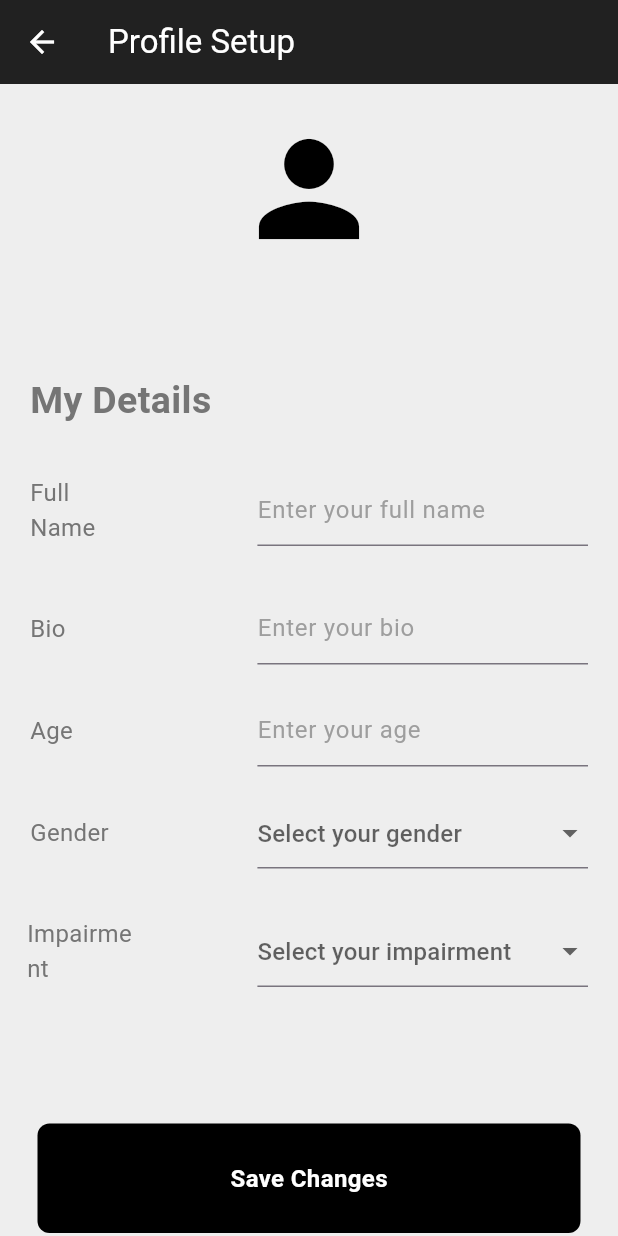
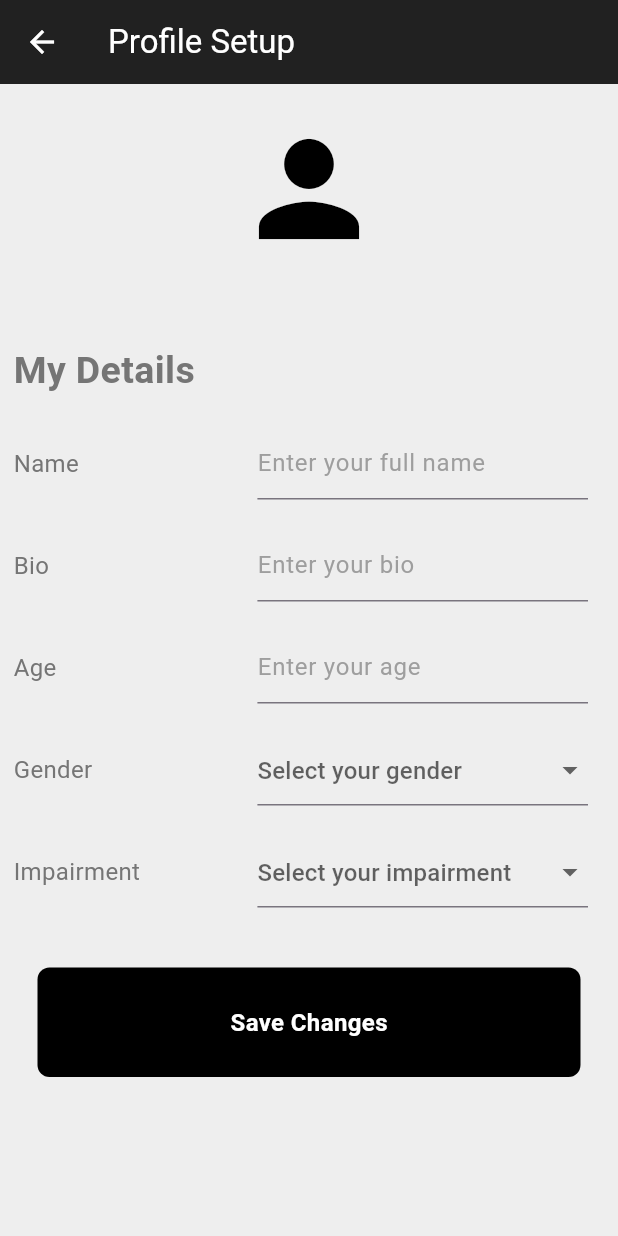
Before and after one commit to FIU-MOSAIC/wearableGestureRecognitionSystem, a Flutter app: the ProfilePage screen opened directly, on a phone screen of 412 x 824 dp. Run offline on Flutter 3.47's test engine with Material 3 defaults, Android fonts, the phone set to English and light mode, and no system bars; our stand-ins replace cloud_firestore, firebase_auth, firebase_core, google_sign_in; accounts and stored records are empty.

Commit message:
fixed iphone alignment

```diff
--- a/mobileApp/gesture_detection/lib/components/Drawer.dart
+++ b/mobileApp/gesture_detection/lib/components/Drawer.dart
@@ -41,7 +41,7 @@ class _MyDrawerState extends State<MyDrawer> {
             icon: Icons.run_circle,
             text: "A C T I V I T Y",
           ),
-          MyListTile(
+          const MyListTile(
             icon: Icons.contacts,
             text: "A B O U T   U S",
           ),
--- a/mobileApp/gesture_detection/lib/components/ProfileDropDown.dart
+++ b/mobileApp/gesture_detection/lib/components/ProfileDropDown.dart
@@ -38,7 +38,7 @@ class _ProfileDropDownState extends State<ProfileDropDown> {
             Expanded(
               flex: 3,
               child: Padding(
-                padding: const EdgeInsets.symmetric(horizontal: 20.0, vertical: 12.0),
+                padding: const EdgeInsets.symmetric(horizontal: 9.0, vertical: 12.0),
                 child: Text(
                   'Gender',
                   style: TextStyle(
@@ -82,7 +82,7 @@ class _ProfileDropDownState extends State<ProfileDropDown> {
             Expanded(
               flex: 3,
               child: Padding(
-                padding: const EdgeInsets.symmetric(horizontal: 18.0, vertical: 12.0),
+                padding: const EdgeInsets.symmetric(horizontal: 9.0, vertical: 12.0),
                 child: Text(
                   'Impairment',
                   style: TextStyle(
--- a/mobileApp/gesture_detection/lib/components/ProfileTextField.dart
+++ b/mobileApp/gesture_detection/lib/components/ProfileTextField.dart
@@ -21,7 +21,7 @@ class ProfileTextField extends StatelessWidget {
         Expanded(
           flex: 3,
           child: Padding(
-            padding: const EdgeInsets.symmetric(horizontal: 20.0, vertical: 12.0),
+            padding: const EdgeInsets.symmetric(horizontal: 9.0, vertical: 12.0),
             child: Text(
               text,
               style: TextStyle(
--- a/mobileApp/gesture_detection/lib/pages/forgot password page.dart
+++ b/mobileApp/gesture_detection/lib/pages/forgot password page.dart
@@ -1,3 +1,4 @@
+// ignore: file_names
 import 'package:firebase_auth/firebase_auth.dart';
 import 'package:flutter/material.dart';
 import 'package:gesture_detection/components/Button.dart';
@@ -23,8 +24,10 @@ class _ForgotPasswordPageState extends State<ForgotPasswordPage> {
   Future resetPassword() async {
     try {
       await FirebaseAuth.instance.sendPasswordResetEmail(email: emailController.text.trim());
+      // ignore: use_build_context_synchronously
       ScaffoldMessenger.of(context).showSnackBar(const SnackBar(content: Text('Password reset email sent')));
     } on FirebaseAuthException catch (e) {
+      // ignore: use_build_context_synchronously
       ScaffoldMessenger.of(context).showSnackBar(const SnackBar(content: Text('An error occurred')));
     }
   }
--- a/mobileApp/gesture_detection/lib/pages/profile page.dart
+++ b/mobileApp/gesture_detection/lib/pages/profile page.dart
@@ -90,7 +90,7 @@ class _ProfilePageState extends State<ProfilePage> {
         title: const Text('Profile Setup'),
       ),
       body: isLoading
-        ? Center(child: CircularProgressIndicator())
+        ? const Center(child: CircularProgressIndicator())
         : ListView(
             children: [
               const SizedBox(height: 20),
@@ -107,9 +107,9 @@ class _ProfilePageState extends State<ProfilePage> {
                   fontWeight: FontWeight.bold
                 ),
               ),
-              const SizedBox(height: 50),
+              const SizedBox(height: 30),
               Padding(
-                padding: const EdgeInsets.symmetric(horizontal: 20.0),
+                padding: const EdgeInsets.symmetric(horizontal: 9.0),
                 child: Text(
                   "My Details",
                   style: TextStyle(
@@ -121,7 +121,7 @@ class _ProfilePageState extends State<ProfilePage> {
               ),
               const SizedBox(height: 20),
               ProfileTextField(
-                text: "Full Name",
+                text: "Name",
                 hintText: "Enter your full name",
                 keyboardType: TextInputType.name,
                 controller: nameController,
@@ -155,7 +155,7 @@ class _ProfilePageState extends State<ProfilePage> {
                   });
                 },
               ),
-              const SizedBox(height: 80),
+              const SizedBox(height: 40),
               Button(
                 onTap: saveProfile,
                 text: "Save Changes",
```
Also changed, not shown: mobileApp/gesture_detection/lib/pages/login page.dart (line endings or trailing spaces), 2 other files.
